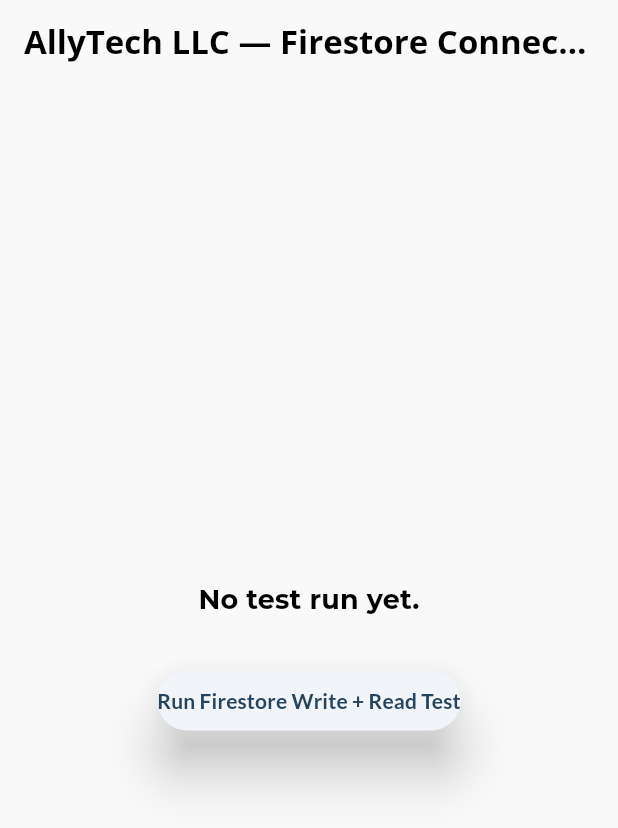
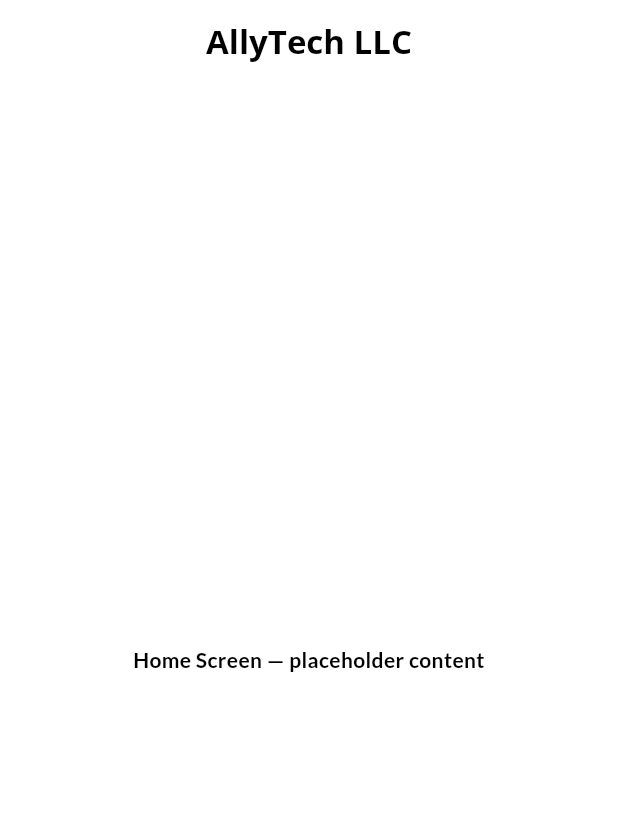
Before and after one commit to AllyTechEngineering/allytechllc, a Flutter app: the screen it shows after launch, on a phone screen of 412 x 824 dp. Shown: the top 828 px of the screen. Run offline on Flutter 3.47's test engine with Material 3 defaults, Android fonts, the phone set to English and light mode, and no system bars; our stand-ins replace cloud_firestore, firebase_core, google_fonts; accounts and stored records are empty; statements that could not run were skipped.

Commit message:
Deployed and tested home_screen

```diff
--- a/lib/main.dart
+++ b/lib/main.dart
@@ -19,96 +19,28 @@
       debugShowCheckedModeBanner: false,
       title: 'AllyTech LLC',
       theme: CustomAppTheme.appTheme,
-      home: const FirestoreTestPage(),
+      home: const HomeScreen(),
     );
   }
 }
 
-class FirestoreTestPage extends StatefulWidget {
-  const FirestoreTestPage({super.key});
 
-  @override
-  State<FirestoreTestPage> createState() => _FirestoreTestPageState();
-}
-
-class _FirestoreTestPageState extends State<FirestoreTestPage> {
-  String _status = 'No test run yet.';
-  String? _lastMessage;
-  bool _busy = false;
-
-  Future<void> _runFirestoreTest() async {
-    setState(() {
-      _busy = true;
-      _status = 'Writing test document...';
-    });
-
-    try {
-      // 1. WRITE a test document to a 'test' collection.
-      final docRef = await FirebaseFirestore.instance.collection('test').add({
-        'message': 'Hello from allytechllc',
-        'timestamp': FieldValue.serverTimestamp(),
-      });
-
-      setState(() {
-        _status = 'Write succeeded (doc id: ${docRef.id}). Reading it back...';
-      });
-
-      // 2. READ it back to confirm the round trip.
-      final snapshot = await docRef.get();
-      final data = snapshot.data();
-
-      setState(() {
-        _status = 'Round trip successful!';
-        _lastMessage = data?['message']?.toString() ?? '(no message field)';
-        _busy = false;
-      });
-    } catch (e) {
-      setState(() {
-        _status = 'Firestore test FAILED: $e';
-        _busy = false;
-      });
-    }
-  }
+class HomeScreen extends StatelessWidget {
+  const HomeScreen({super.key});
 
   @override
   Widget build(BuildContext context) {
     return Scaffold(
+      backgroundColor: Theme.of(context).colorScheme.surface,
       appBar: AppBar(
-        title: const Text('AllyTech LLC — Firestore Connectivity Test'),
+        title: const Text('AllyTech LLC'),
       ),
-      body: Center(
+      body: const Center(
         child: Padding(
-          padding: const EdgeInsets.all(24.0),
-          child: Column(
-            mainAxisAlignment: MainAxisAlignment.center,
-            children: [
-              Text(
-                _status,
-                textAlign: TextAlign.center,
-                style: Theme.of(context).textTheme.titleMedium,
-              ),
-              if (_lastMessage != null) ...[
-                const SizedBox(height: 12),
-                Text(
-                  'Read back from Firestore: "$_lastMessage"',
-                  textAlign: TextAlign.center,
-                  style: Theme.of(
-                    context,
-                  ).textTheme.bodyLarge?.copyWith(fontStyle: FontStyle.italic),
-                ),
-              ],
-              const SizedBox(height: 32),
-              ElevatedButton(
-                onPressed: _busy ? null : _runFirestoreTest,
-                child: _busy
-                    ? const SizedBox(
-                        width: 20,
-                        height: 20,
-                        child: CircularProgressIndicator(strokeWidth: 2),
-                      )
-                    : const Text('Run Firestore Write + Read Test'),
-              ),
-            ],
+          padding: EdgeInsets.all(24.0),
+          child: Text(
+            'Home Screen — placeholder content',
+            textAlign: TextAlign.center,
           ),
         ),
       ),
```
Also changed, not shown: 1 other file.
